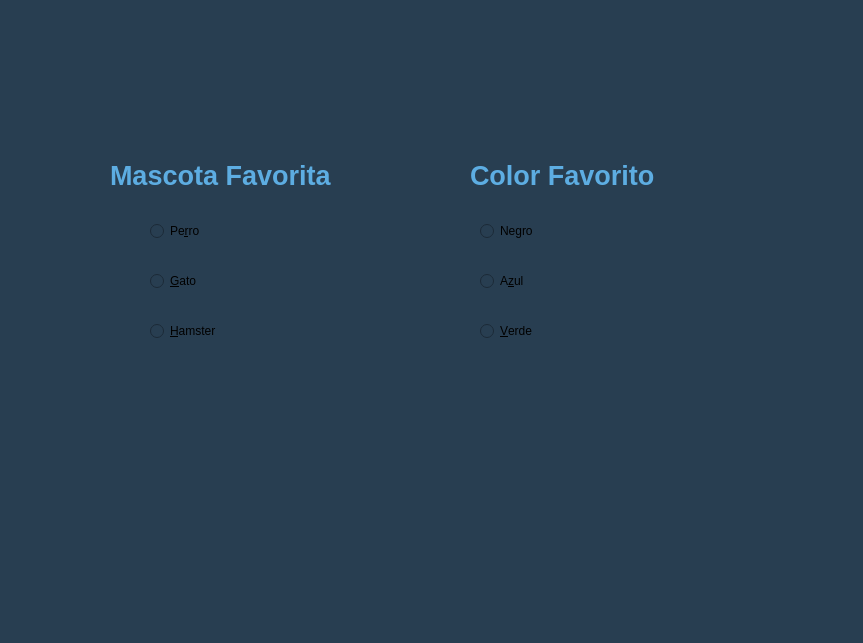
First picture: the form in Unidad 2/P11_RadioButton.ui, repository Alex-gs22/PIP_2025_1_Eq7, before the edit.
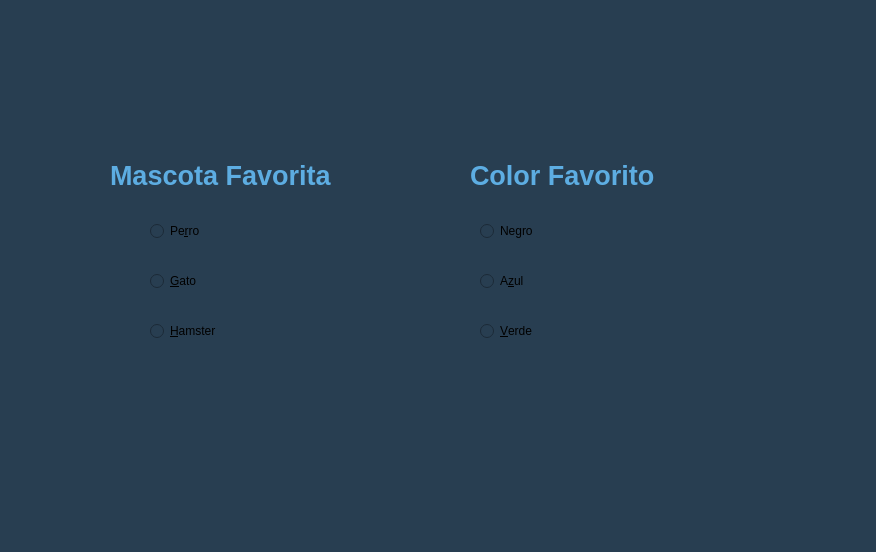
Second picture: the form after the edit.

Diff of the .ui file:
```diff
--- a/Unidad 2/P11_RadioButton.ui
+++ b/Unidad 2/P11_RadioButton.ui
@@ -6,8 +6,8 @@
    <rect>
     <x>0</x>
     <y>0</y>
-    <width>863</width>
-    <height>643</height>
+    <width>876</width>
+    <height>552</height>
    </rect>
   </property>
   <property name="windowTitle">
```
Left out of the diff: 2 changed lines with no effect on the pictures.
